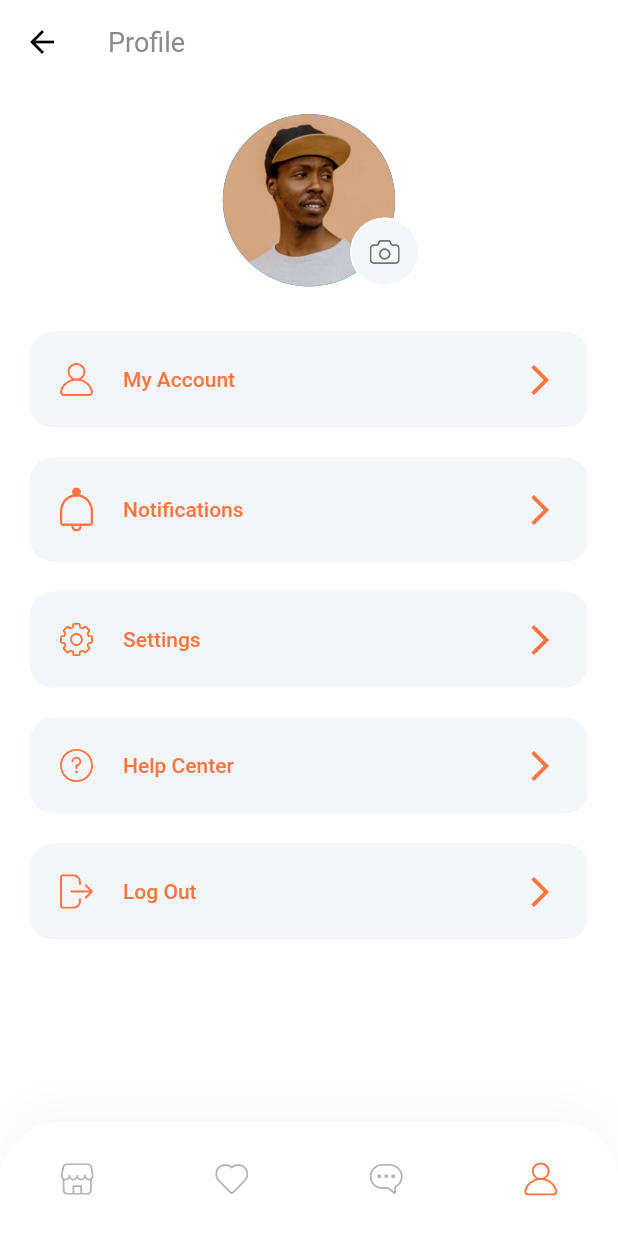
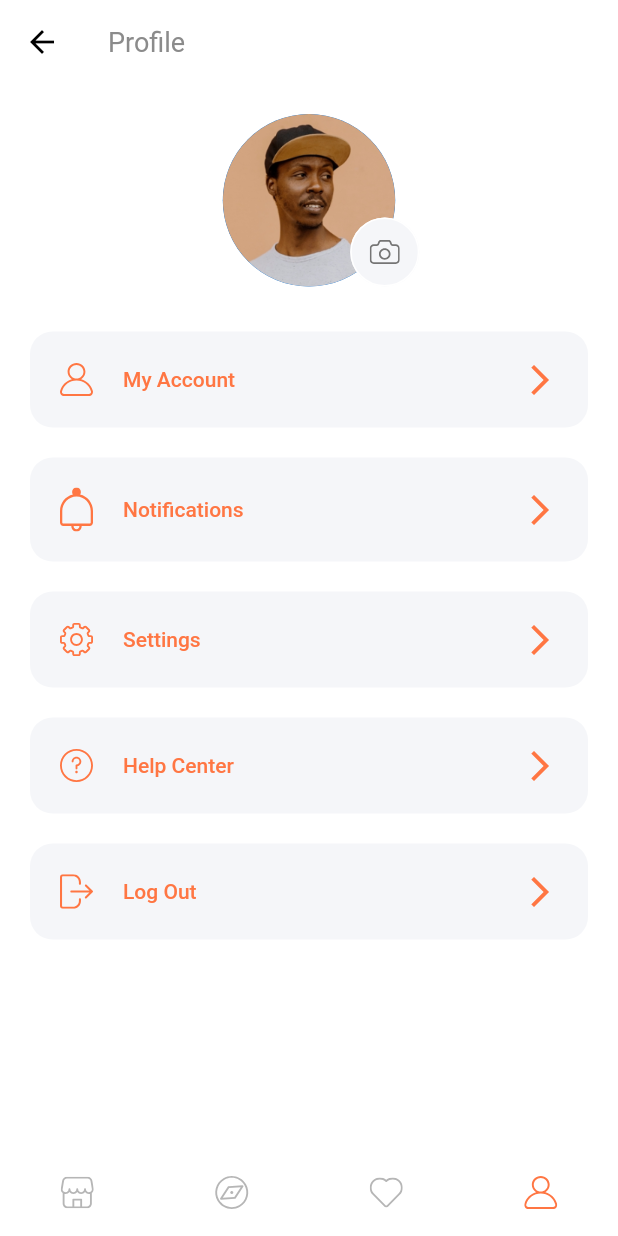
Before and after one commit to DowranRowshenow/Market-Mobile, a Flutter app: the ProfileScreen screen opened by its route, on a phone screen of 412 x 824 dp. Run offline on Flutter 3.47's test engine with Material 2 defaults, Android fonts, the phone set to English and light mode, and no system bars; our stand-ins replace flutter_svg, shared_preferences; accounts and stored records are empty; network calls fail; Roboto replaces fonts that are missing (Muli).

Commit message:
Some UI improvement and release.apk fix

```diff
--- a/lib/components/coustom_bottom_nav_bar.dart
+++ b/lib/components/coustom_bottom_nav_bar.dart
@@ -19,53 +19,51 @@ class CustomBottomNavBar extends StatelessWidget {
   Widget build(BuildContext context) {
     const Color inActiveIconColor = Color(0xFFB6B6B6);
     return Container(
-      padding: const EdgeInsets.symmetric(vertical: 14),
-      decoration: BoxDecoration(
-        color: Colors.white,
-        boxShadow: [
-          BoxShadow(
-            offset: const Offset(0, -15),
-            blurRadius: 20,
-            color: const Color(0xFFDADADA).withOpacity(0.15),
-          ),
-        ],
-        borderRadius: const BorderRadius.only(
-          topLeft: Radius.circular(40),
-          topRight: Radius.circular(40),
-        ),
-      ),
+      padding: const EdgeInsets.symmetric(vertical: 5),
       child: SafeArea(
           top: false,
           child: Row(
             mainAxisAlignment: MainAxisAlignment.spaceAround,
             children: [
               IconButton(
+                splashRadius: 25,
                 icon: SvgPicture.asset(
                   "assets/icons/Shop Icon.svg",
                   color: MenuState.home == selectedMenu
                       ? kPrimaryColor
                       : inActiveIconColor,
                 ),
-                onPressed: () =>
-                    pushRoute(context, HomeScreen.routeName),
+                onPressed: () => pushRoute(context, HomeScreen.routeName),
               ),
               IconButton(
-                icon: SvgPicture.asset("assets/icons/Heart Icon.svg"),
+                splashRadius: 25,
+                icon: SvgPicture.asset(
+                  "assets/icons/Discover.svg",
+                  color: MenuState.explore == selectedMenu
+                      ? kPrimaryColor
+                      : inActiveIconColor,
+                ),
                 onPressed: () {},
               ),
               IconButton(
-                icon: SvgPicture.asset("assets/icons/Chat bubble Icon.svg"),
+                splashRadius: 25,
+                icon: SvgPicture.asset(
+                  "assets/icons/Heart Icon.svg",
+                  color: MenuState.favourite == selectedMenu
+                      ? kPrimaryColor
+                      : inActiveIconColor,
+                ),
                 onPressed: () {},
               ),
               IconButton(
+                splashRadius: 25,
                 icon: SvgPicture.asset(
                   "assets/icons/User Icon.svg",
                   color: MenuState.profile == selectedMenu
                       ? kPrimaryColor
                       : inActiveIconColor,
                 ),
-                onPressed: () =>
-                    pushRoute(context, ProfileScreen.routeName),
+                onPressed: () => pushRoute(context, ProfileScreen.routeName),
               ),
             ],
           )),
--- a/lib/enums.dart
+++ b/lib/enums.dart
@@ -1 +1 @@
-enum MenuState { home, favourite, message, profile }
+enum MenuState { home, favourite, explore, profile }
--- a/lib/main.dart
+++ b/lib/main.dart
@@ -6,7 +6,6 @@ import 'package:market/routes.dart';
 import 'package:market/screens/home/home_screen.dart';
 import 'package:market/storage.dart';
 import 'package:market/theme.dart';
-
 
 void main() async {
   WidgetsFlutterBinding.ensureInitialized();
@@ -22,7 +21,6 @@ class MyApp extends StatelessWidget {
   Widget build(BuildContext context) {
     SystemChrome.setPreferredOrientations([
       DeviceOrientation.portraitUp,
-      DeviceOrientation.portraitDown,
     ]);
 
     return MaterialApp(
--- a/lib/screens/cart/cart_screen.dart
+++ b/lib/screens/cart/cart_screen.dart
@@ -1,4 +1,5 @@
 import 'package:flutter/material.dart';
+import 'package:market/components/back_icon_button.dart';
 import 'package:market/models/Cart.dart';
 
 import 'components/body.dart';
@@ -19,6 +20,7 @@ class CartScreen extends StatelessWidget {
 
   AppBar buildAppBar(BuildContext context) {
     return AppBar(
+      leading: const BackIconButton(),
       title: Column(
         children: [
           const Text(
--- a/lib/screens/home/components/body.dart
+++ b/lib/screens/home/components/body.dart
@@ -24,6 +24,7 @@ class Body extends StatelessWidget {
             const SpecialOffers(),
             SizedBox(height: getProportionateScreenWidth(30)),
             const PopularProducts(),
+            SizedBox(height: getProportionateScreenWidth(20)),
           ],
         ),
       ),
```
Also changed, not shown: lib/components/product_card.dart (+8 -5 lines), lib/components/ripple_container.dart (added, +64 -0 lines), lib/screens/home/components/section_title.dart (+13 -3 lines), lib/server/server.dart (+9 -3 lines), 3 other files.
